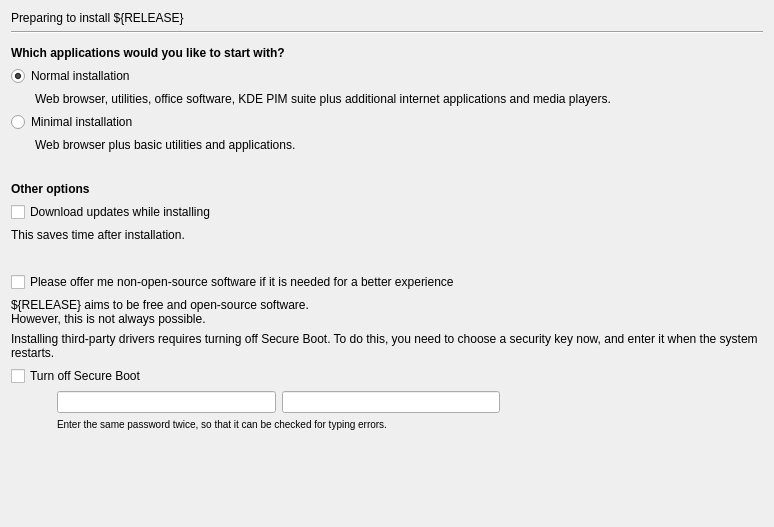
Qt form gui/qt/stepPrepare.ui (skissane/ubuntu-ubiquity) before a commit.
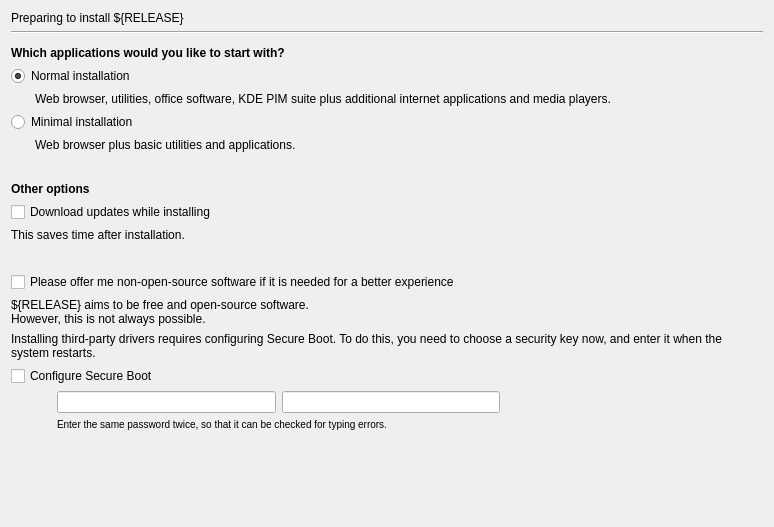
The same form after that commit.

```diff
--- a/gui/qt/stepPrepare.ui
+++ b/gui/qt/stepPrepare.ui
@@ -179,7 +179,7 @@
    <item>
     <widget class="QLabel" name="secureboot_label">
      <property name="text">
-      <string>Installing third-party drivers requires turning off Secure Boot. To do this, you need to choose a security key now, and enter it when the system restarts.</string>
+      <string>Installing third-party drivers requires configuring Secure Boot. To do this, you need to choose a security key now, and enter it when the system restarts.</string>
      </property>
      <property name="textFormat">
       <enum>Qt::AutoText</enum>
@@ -301,7 +301,7 @@
      <item row="0" column="0" colspan="2">
       <widget class="QCheckBox" name="disable_secureboot">
        <property name="text">
-        <string>Turn off Secure Boot</string>
+        <string>Configure Secure Boot</string>
        </property>
       </widget>
      </item>
```
